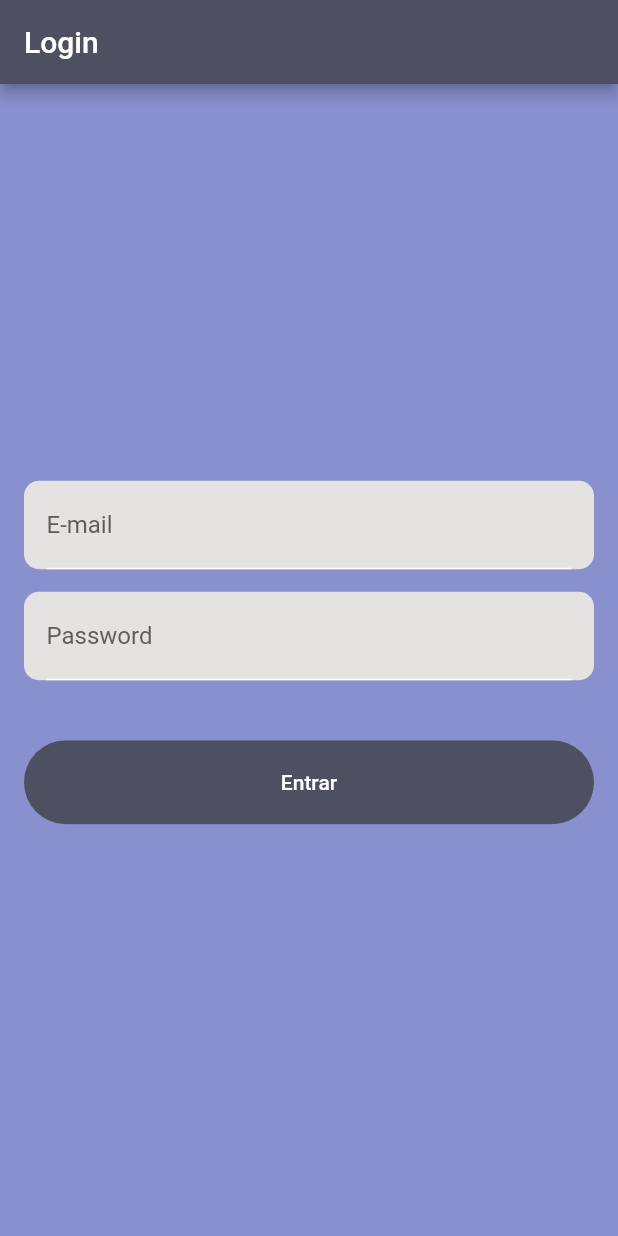
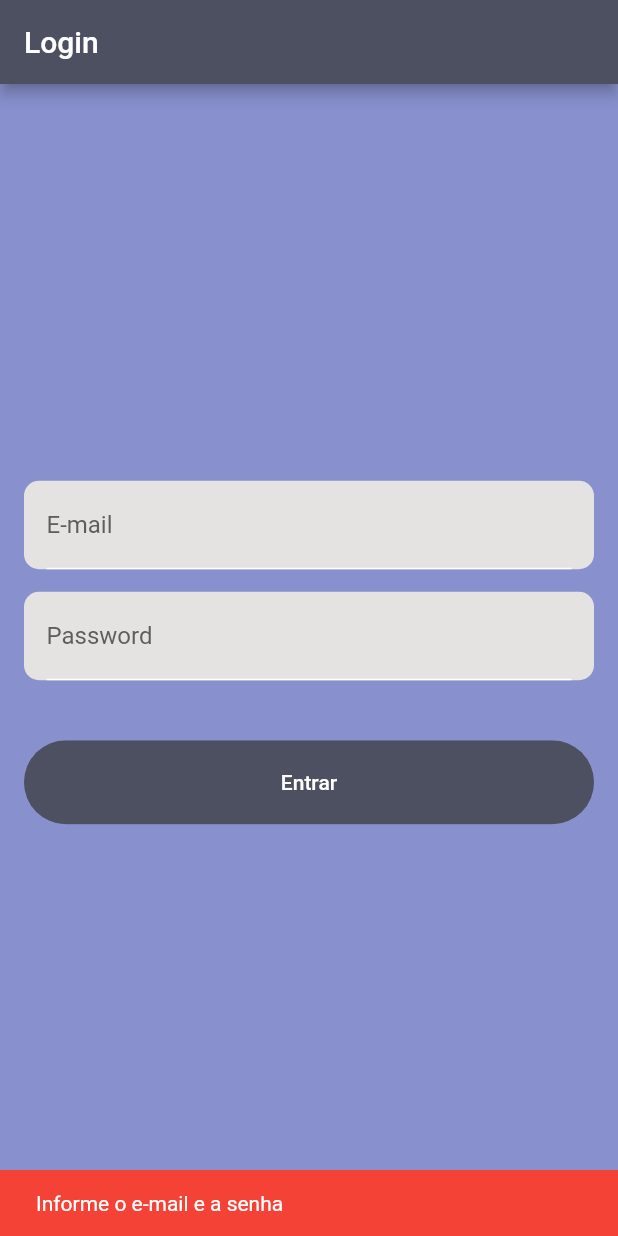
Before and after one commit to danielcbdev/test-selecti, a Flutter app: the screen it shows after launch, after a tap on "Entrar", on a phone screen of 412 x 824 dp. Run offline on Flutter 3.47's test engine with Material 2 defaults, Android fonts, the phone set to English and light mode, and no system bars; our stand-ins replace animated_text_kit.

Commit message:
screen completion

```diff
--- a/lib/repository/login_repository.dart
+++ b/lib/repository/login_repository.dart
@@ -3,10 +3,10 @@ import 'dart:convert';
 import 'package:http/http.dart' as http;
 
 class LoginRepository {
-  Map<String, dynamic>? getResponse(){
+  Map<String, dynamic>? getResponse(String email, String password){
     Map<String, dynamic> map = {
-      "email": "email.com",
-      "password": "123456",
+      "email": email,
+      "password": password,
     };
     try{
       Future<http.Response> response = http.post(
--- a/lib/shared/components/primary_button.dart
+++ b/lib/shared/components/primary_button.dart
@@ -17,7 +17,6 @@ class PrimaryButton extends StatelessWidget {
 
   @override
   Widget build(BuildContext context) {
-    Size size = MediaQuery.of(context).size;
     return Container(
       margin: const EdgeInsets.symmetric(vertical: 10),
       width: width,
--- a/lib/view/login/login_page.dart
+++ b/lib/view/login/login_page.dart
@@ -3,6 +3,7 @@ import 'package:test_selecti/shared/components/primary_button.dart';
 import 'package:test_selecti/shared/components/primary_text_field.dart';
 import 'package:test_selecti/shared/theme/app_colors.dart';
 import 'package:test_selecti/utils/utils.dart';
+import 'package:test_selecti/view/home/home_page.dart';
 import 'package:test_selecti/viewmodel/login_viewmodel.dart';
 
 class LoginPage extends StatefulWidget {
@@ -22,8 +23,8 @@ class _LoginPageState extends State<LoginPage> {
   void initState() {
     super.initState();
     _loginViewModel = LoginViewModel();
-    _controllerEmail.addListener(() {
-
+    _controllerPassword.addListener(() {
+      _loginViewModel!.updatePasswordAllert(_controllerPassword.text);
     });
   }
 
@@ -54,10 +55,14 @@ class _LoginPageState extends State<LoginPage> {
                 valueListenable: _loginViewModel!.passwordAlert,
                 builder: (context, alert, _){
                   if(alert.isNotEmpty){
-                    return Text(
-                      alert,
-                      style: const TextStyle(fontSize: 15, color: Colors.red),
-                    );
+                    if(alert.length < 6){
+                      return const Text(
+                        "A senha precisa ter pelo menos 6 caracteres",
+                        style: TextStyle(fontSize: 15, color: Colors.red),
+                      );
+                    } else{
+                      return const Center();
+                    }
                   } else{
                     return const Center();
                   }
@@ -70,8 +75,16 @@ class _LoginPageState extends State<LoginPage> {
                 textColor: Colors.white,
                 width: Utils.getMaxWidth(context),
                 press: (){
-                  var result = _loginViewModel!.login(_controllerEmail.text, _controllerPassword.text);
-                  print("retorno: "+ result.toString());
+                  if(_controllerEmail.text.isEmpty || _controllerPassword.text.isEmpty){
+                    Utils.showMessageDialog(context, "Informe o e-mail e a senha", Colors.red);
+                  } else{
+                    var result = _loginViewModel!.loginTest(_controllerEmail.text, _controllerPassword.text);
+                    if(result){
+                      Navigator.push(context, MaterialPageRoute(builder: (context)=>const HomePage()));
+                    } else{
+                      Utils.showMessageDialog(context, "E-mail ou senha incorretos", Colors.red);
+                    }
+                  }
                 },
               )
             ],
```
Also changed, not shown: lib/view/home/home_page.dart (+27 -1 lines), lib/viewmodel/login_viewmodel.dart (+15 -3 lines), 1 other file.
